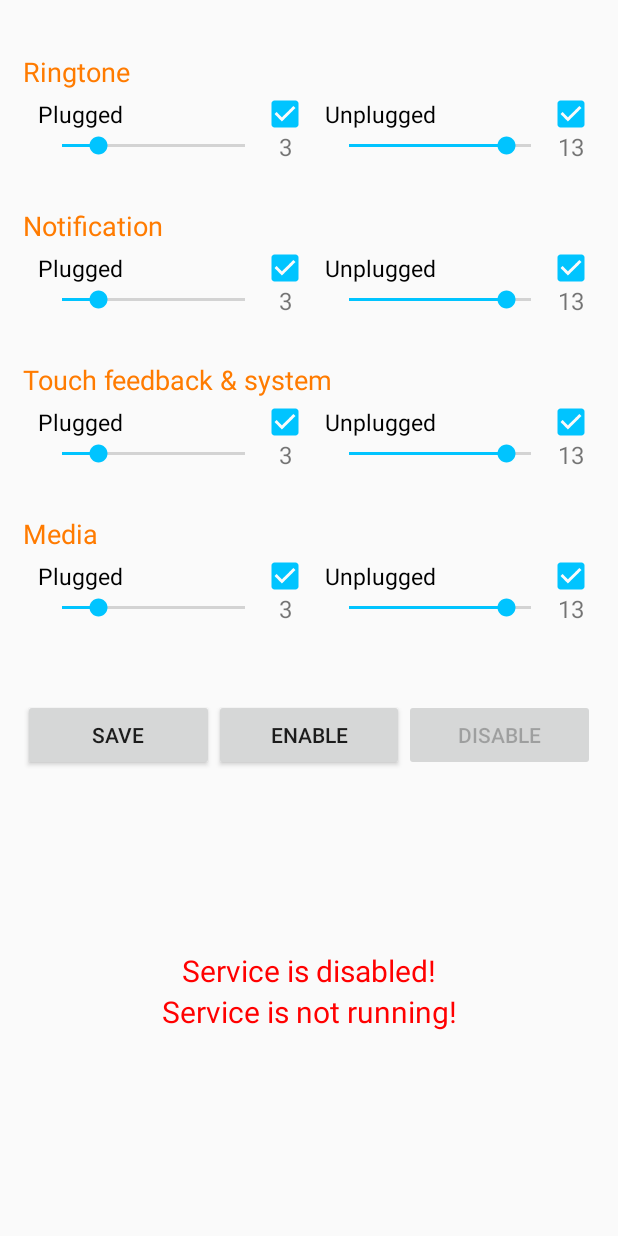
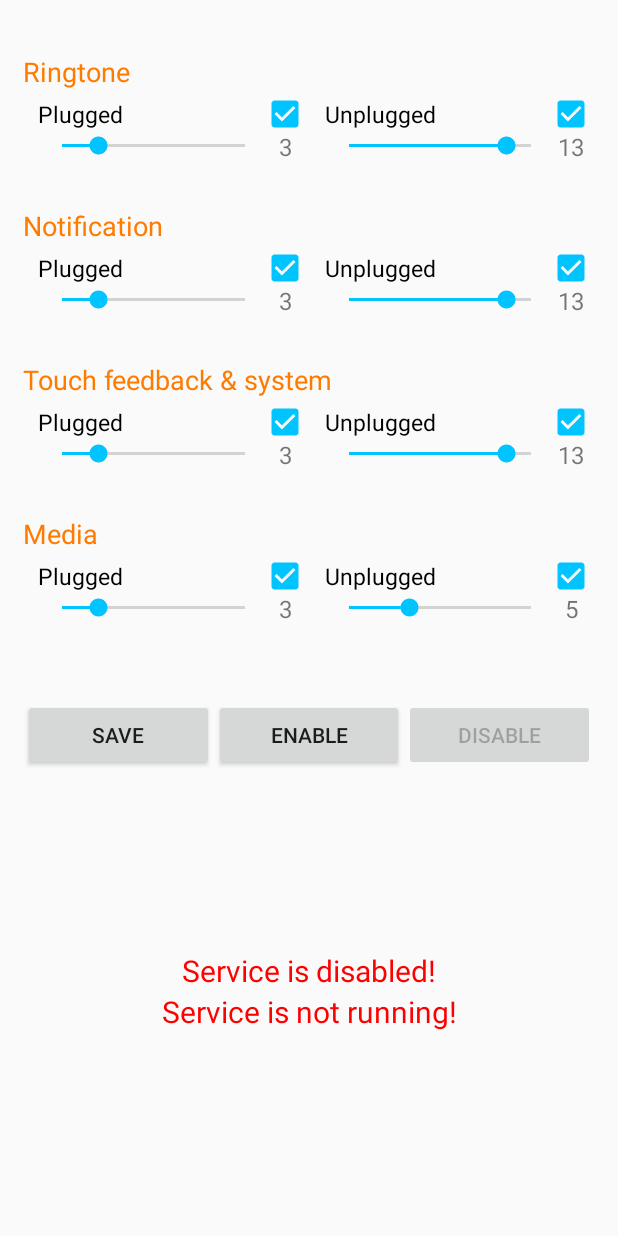
Before and after one commit to minhntp/HearingSaver, an Android app: the screen it shows after launch (MainActivity), on a phone screen of 412 x 824 dp. Run offline under Robolectric (Android 15) with nearby library versions, the phone set to English and light mode, and no system bars.

Commit message:
- Improvements: + Notification is as small as possible

```diff
--- a/app/src/main/java/com/bkdn/nqminh/hearingsaver/activities/MainActivity.java
+++ b/app/src/main/java/com/bkdn/nqminh/hearingsaver/activities/MainActivity.java
@@ -132,16 +132,7 @@ public class MainActivity extends Activity {
         seekbarFeedbackPlugged.setProgress(sharedPreferences.getInt(Constants.SKB_FEEDBACK_PLUGGED, Constants.DEFAULT_VOLUME_HEADPHONE));
         seekbarFeedbackUnplugged.setProgress(sharedPreferences.getInt(Constants.SKB_FEEDBACK_UNPLUGGED, Constants.DEFAULT_VOLUME_SPEAKER));
         seekbarMediaPlugged.setProgress(sharedPreferences.getInt(Constants.SKB_MEDIA_PLUGGED, Constants.DEFAULT_VOLUME_HEADPHONE));
-        seekbarMediaUnplugged.setProgress(sharedPreferences.getInt(Constants.SKB_MEDIA_UNPLUGGED, Constants.DEFAULT_VOLUME_SPEAKER));
-
-        volumeRingtonePlugged.setText(String.valueOf(seekbarRingtonePlugged.getProgress()));
-        volumeRingtoneUnplugged.setText(String.valueOf(seekbarRingtoneUnplugged.getProgress()));
-        volumeNotificationPlugged.setText(String.valueOf(seekbarNotificationPlugged.getProgress()));
-        volumeNotificationUnplugged.setText(String.valueOf(seekbarNotificationUnplugged.getProgress()));
-        volumeFeedbackPlugged.setText(String.valueOf(seekbarFeedbackPlugged.getProgress()));
-        volumeFeedbackUnplugged.setText(String.valueOf(seekbarFeedbackUnplugged.getProgress()));
-        volumeMediaPlugged.setText(String.valueOf(seekbarMediaPlugged.getProgress()));
-        volumeMediaUnplugged.setText(String.valueOf(seekbarMediaUnplugged.getProgress()));
+        seekbarMediaUnplugged.setProgress(sharedPreferences.getInt(Constants.SKB_MEDIA_UNPLUGGED, Constants.DEFAULT_VOLUME_SPEAKER_MEDIA));
     }
 
     private void addEvents() {
--- a/app/src/main/java/com/bkdn/nqminh/hearingsaver/broadcast_receivers/OnBootCompleteBroadcastReceiver.java
+++ b/app/src/main/java/com/bkdn/nqminh/hearingsaver/broadcast_receivers/OnBootCompleteBroadcastReceiver.java
@@ -40,7 +40,7 @@ public class OnBootCompleteBroadcastReceiver extends BroadcastReceiver {
                 context.startForegroundService(myServiceIntent);
                 Log.d(Constants.DEBUG_TAG, "start service from OnBootComplete");
 
-//                Toast.makeText(context, Constants.TOAST_ON_BOOT_COMPLETED, Toast.LENGTH_SHORT).show();
+                Toast.makeText(context, Constants.TOAST_ON_BOOT_COMPLETED, Toast.LENGTH_LONG).show();
             }
         }
     }
--- a/app/src/main/java/com/bkdn/nqminh/hearingsaver/services/MyService.java
+++ b/app/src/main/java/com/bkdn/nqminh/hearingsaver/services/MyService.java
@@ -56,8 +56,8 @@ public class MyService extends Service {
         // Build notification
         NotificationCompat.Builder notificationBuilder = new NotificationCompat.Builder(this, Constants.CHANNEL_ID)
                 .setSmallIcon(R.drawable.ic_notification)
-                .setContentTitle(Constants.NOTIFICATION_TITLE)
-                .setContentText(Constants.NOTIFICATION_MESSAGE)
+//                .setContentTitle(Constants.NOTIFICATION_TITLE)
+//                .setContentText(Constants.NOTIFICATION_MESSAGE)
                 .setPriority(NotificationCompat.PRIORITY_MIN)
                 .setContentIntent(notificationPendingIntent)
                 .setOngoing(true)
@@ -133,6 +133,8 @@ public class MyService extends Service {
 //
         Intent onDestroyBroadcastReceiverIntent = new Intent(this, OnDestroyBroadcastReceiver.class);
         sendBroadcast(onDestroyBroadcastReceiverIntent);
+
+        Toast.makeText(this, "Service onDestroy()", Toast.LENGTH_SHORT).show();
     }
 
     @Override
--- a/app/src/main/java/com/bkdn/nqminh/hearingsaver/utils/Constants.java
+++ b/app/src/main/java/com/bkdn/nqminh/hearingsaver/utils/Constants.java
@@ -55,6 +55,7 @@ public class Constants {
     // SETTINGS
     public static final int DEFAULT_VOLUME_HEADPHONE = 3;
     public static final int DEFAULT_VOLUME_SPEAKER = 13;
+    public static final int DEFAULT_VOLUME_SPEAKER_MEDIA = 5;
 
     // ---------------------------------------------------------------------------------------------
     // NOTIFICATION
--- a/app/src/main/java/com/bkdn/nqminh/hearingsaver/utils/Operator.java
+++ b/app/src/main/java/com/bkdn/nqminh/hearingsaver/utils/Operator.java
@@ -190,7 +190,7 @@ public class Operator {
             // Show toast
             String toastMessage  = getToastOnReceivedMessage(stateChangeTypeMessage, pluggedDevices)
                     + "\n" + silentModeMessage;
-            Toast.makeText(context, toastMessage , Toast.LENGTH_SHORT).show();
+            Toast.makeText(context, toastMessage , Toast.LENGTH_LONG).show();
         }
 //        }
     }
@@ -245,7 +245,7 @@ public class Operator {
                 setAllVolumesExceptMedia(isPlugged);
 
                 setPending(false);
-                Toast.makeText(context, Constants.VOLUME_ADJUSTED_AFTER_POSTPONED, Toast.LENGTH_SHORT).show();
+                Toast.makeText(context, Constants.VOLUME_ADJUSTED_AFTER_POSTPONED, Toast.LENGTH_LONG).show();
             }
         }
     }
```
